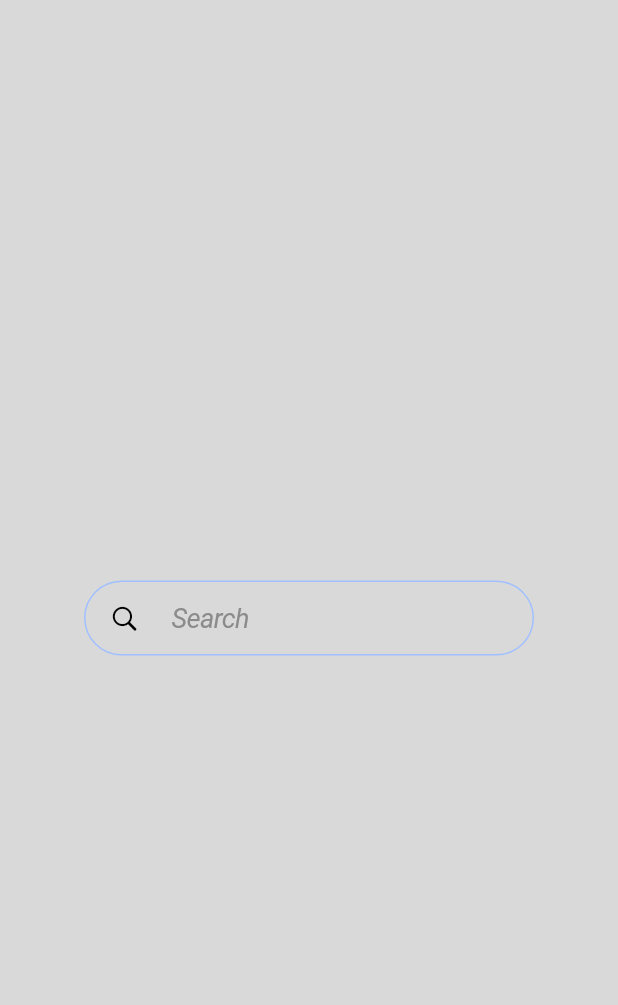
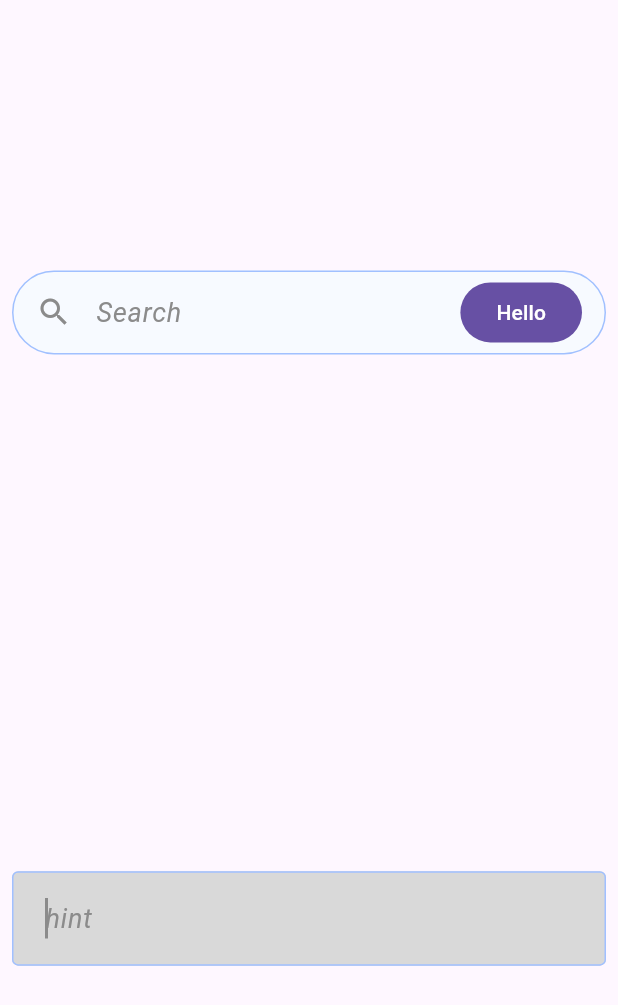
Before and after one commit to eronka/culero-api, a Flutter app: the screen it shows after launch, on a phone screen of 412 x 824 dp. Shown: the top 1005 px of the screen. Run offline on Flutter 3.47's test engine with Material 3 defaults, Android fonts, the phone set to English and light mode, and no system bars; our stand-ins replace google_fonts.

Commit message:
input done

```diff
--- a/frontend/lib/main.dart
+++ b/frontend/lib/main.dart
@@ -20,7 +20,6 @@ class MyApp extends StatelessWidget {
       theme: ThemeData(useMaterial3: true),
       title: 'Culero',
       home: Scaffold(
-        backgroundColor: bgColor,
         body: Container(
           width: 500,
           padding: const EdgeInsets.all(8.0),
@@ -28,28 +27,51 @@ class MyApp extends StatelessWidget {
             mainAxisAlignment: MainAxisAlignment.spaceAround,
             crossAxisAlignment: CrossAxisAlignment.center,
             children: [
-              SizedBox(
-                height: 50,
-                width: 300,
-                child: CupertinoSearchTextField(
-                  prefixInsets: const EdgeInsets.symmetric(horizontal: 16),
-                  suffixInsets: const EdgeInsets.symmetric(horizontal: 16),
-                  placeholderStyle: const TextStyle(
+
+              SearchBar(
+                hintText: "Search",
+                trailing: [FilledButton(onPressed: () {}, child: const Text("Hello"))],
+                side: const MaterialStatePropertyAll<BorderSide>(BorderSide(color: primaryBg)),
+                elevation: const MaterialStatePropertyAll<double>(0),
+                textStyle: const MaterialStatePropertyAll<TextStyle>(TextStyle(fontSize: FontSizes.h4)),
+                hintStyle: const MaterialStatePropertyAll<TextStyle>(
+                  TextStyle(
                     fontStyle: FontStyle.italic,
                     fontSize: FontSizes.h4,
                     color: placehoderText,
                   ),
-                  style: const TextStyle(
-                    fontSize: FontSizes.h4,
-                  ),
-                  itemColor: Colors.black,
-                  decoration: BoxDecoration(
-                    border: Border.all(color: primaryBg),
-                    borderRadius: const BorderRadius.all(Radius.circular(TextFieldBorderRadius.full)),
-                  ),
+                ),
+                backgroundColor: const MaterialStatePropertyAll<Color>(searchTextFieldBgColor),
+                padding: const MaterialStatePropertyAll<EdgeInsets>(EdgeInsets.symmetric(horizontal: 16.0)),
+                leading: const Icon(
+                  Icons.search,
+                  color: placehoderText,
                 ),
               ),
-
+              TextFormField(
+                autofocus: true,
+                cursorColor: placehoderText,
+                cursorOpacityAnimates: true,
+                style: const TextStyle(
+                  fontSize: FontSizes.h4,
+                ),
+                decoration: const InputDecoration(
+                  filled: true,
+                  fillColor: bgColor,
+                  alignLabelWithHint: true,
+                  isDense: true,
+                  hintText: "hint",
+                  hintStyle: TextStyle(
+                    fontStyle: FontStyle.italic,
+                    fontSize: FontSizes.h4,
+                    color: placehoderText,
+                  ),
+                  contentPadding: EdgeInsets.all(18),
+                  border: OutlineInputBorder(borderSide: BorderSide.none),
+                  focusedBorder: OutlineInputBorder(borderSide: BorderSide(color: primaryBg)),
+                  errorBorder: OutlineInputBorder(borderSide: BorderSide(color: Colors.red)),
+                ),
+              )
             ],
           ),
         ),
--- a/frontend/lib/utils/color.dart
+++ b/frontend/lib/utils/color.dart
@@ -17,3 +17,6 @@ const bodyText1 = Color.fromRGBO(39, 39, 39, 1);
 const bodyText2 = Color.fromRGBO(76, 76, 76, 1);
 const bodyText3 = Color.fromRGBO(83, 83, 83, 1);
 const placehoderText = Color.fromRGBO(139, 139, 139, 1);
+
+// TextFormField Colors
+const searchTextFieldBgColor = Color.fromRGBO(247, 250, 255, 1);
```
Also changed, not shown: frontend/lib/components/atoms/TextField/primary_text_form_field.dart (added, +38 -0 lines), frontend/lib/components/atoms/TextField/search_text_field.dart (+18 -21 lines).
